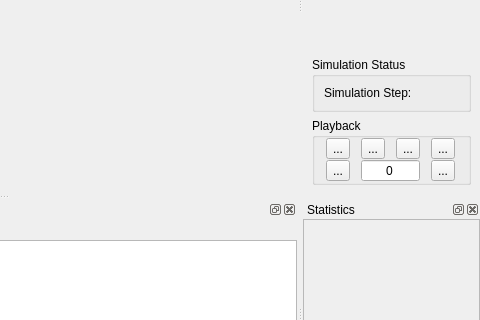
First picture: the form in qtgui/mainwindow.ui, repository frabas/DISPLACE_GUI, before the edit; both pictures show x 482 to 962 and y 238 to 558 of the 962 by 692 pixel window.
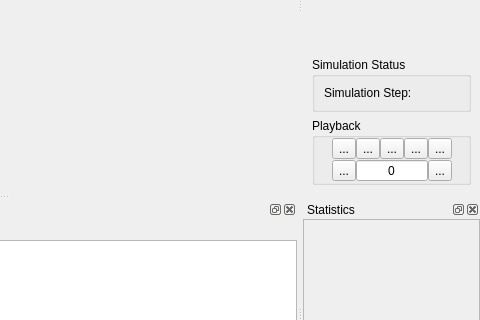
Second picture: the form after the edit. Icons and pictures are not drawn. Custom widgets are drawn as their Qt base class.

Commit message: QMapControl: mapFocusPointChanged signal

Patch:
```diff
--- a/qtgui/mainwindow.ui
+++ b/qtgui/mainwindow.ui
@@ -315,7 +315,20 @@
         <property name="spacing">
          <number>0</number>
         </property>
-        <item row="1" column="3">
+        <item row="0" column="6">
+         <spacer name="horizontalSpacer_2">
+          <property name="orientation">
+           <enum>Qt::Horizontal</enum>
+          </property>
+          <property name="sizeHint" stdset="0">
+           <size>
+            <width>5</width>
+            <height>20</height>
+           </size>
+          </property>
+         </spacer>
+        </item>
+        <item row="1" column="5">
          <widget class="QToolButton" name="play_last">
           <property name="text">
            <string>...</string>
@@ -326,7 +339,7 @@
           </property>
          </widget>
         </item>
-        <item row="1" column="0">
+        <item row="1" column="1">
          <widget class="QToolButton" name="play_first">
           <property name="text">
            <string>...</string>
@@ -337,7 +350,7 @@
           </property>
          </widget>
         </item>
-        <item row="0" column="3">
+        <item row="0" column="5">
          <widget class="QToolButton" name="play_ffwd">
           <property name="text">
            <string>...</string>
@@ -348,7 +361,7 @@
           </property>
          </widget>
         </item>
-        <item row="0" column="2">
+        <item row="0" column="4">
          <widget class="QToolButton" name="play_fwd">
           <property name="text">
            <string>...</string>
@@ -359,7 +372,7 @@
           </property>
          </widget>
         </item>
-        <item row="0" column="0">
+        <item row="0" column="1">
          <widget class="QToolButton" name="play_fbk">
           <property name="text">
            <string>...</string>
@@ -370,7 +383,7 @@
           </property>
          </widget>
         </item>
-        <item row="0" column="1">
+        <item row="0" column="2">
          <widget class="QToolButton" name="play_bk">
           <property name="text">
            <string>...</string>
@@ -381,7 +394,7 @@
           </property>
          </widget>
         </item>
-        <item row="1" column="1" colspan="2">
+        <item row="1" column="2" colspan="3">
          <widget class="QSpinBox" name="play_step">
           <property name="alignment">
            <set>Qt::AlignCenter</set>
@@ -391,6 +404,30 @@
           </property>
          </widget>
         </item>
+        <item row="0" column="3">
+         <widget class="QToolButton" name="play_auto">
+          <property name="text">
+           <string>...</string>
+          </property>
+          <property name="icon">
+           <iconset resource="qtgui.qrc">
+            <normaloff>:/icons/stop.png</normaloff>:/icons/stop.png</iconset>
+          </property>
+         </widget>
+        </item>
+        <item row="0" column="0">
+         <spacer name="horizontalSpacer_3">
+          <property name="orientation">
+           <enum>Qt::Horizontal</enum>
+          </property>
+          <property name="sizeHint" stdset="0">
+           <size>
+            <width>5</width>
+            <height>20</height>
+           </size>
+          </property>
+         </spacer>
+        </item>
        </layout>
       </widget>
      </item>
```
The commit also changes 2 other files.
